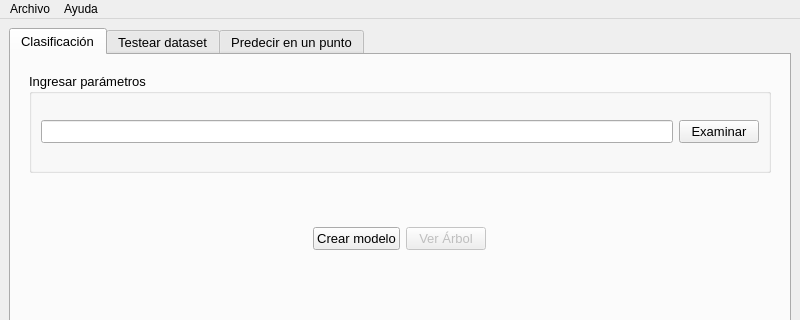
Above: window.ui from gabrielhruza/iatpi before the change; both pictures show x 0 to 800 and y 0 to 320 of the 800 by 600 pixel window. Below: the same form after it.
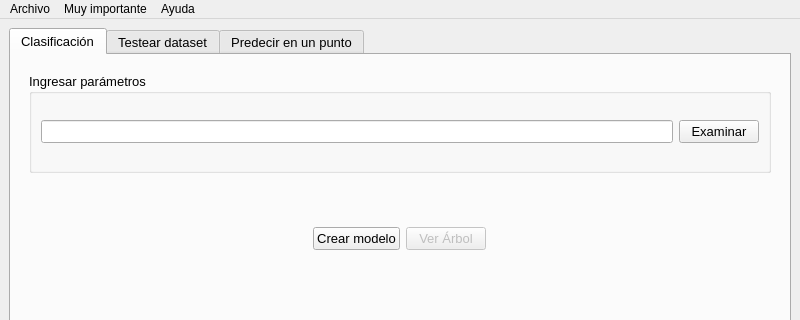
That is the form after the change. Custom widgets are drawn as their Qt base class.

Patch:
```diff
--- a/window.ui
+++ b/window.ui
@@ -527,7 +527,14 @@
     <addaction name="separator"/>
     <addaction name="actionAcerca_de"/>
    </widget>
+   <widget class="QMenu" name="menuFormato_de_datasets">
+    <property name="title">
+     <string>Muy importante</string>
+    </property>
+    <addaction name="actionFormato"/>
+   </widget>
    <addaction name="menuArchivo"/>
+   <addaction name="menuFormato_de_datasets"/>
    <addaction name="menuAyuda"/>
   </widget>
   <widget class="QStatusBar" name="statusbar"/>
```
Left out of the diff: 5 changed lines with no effect on the pictures.
